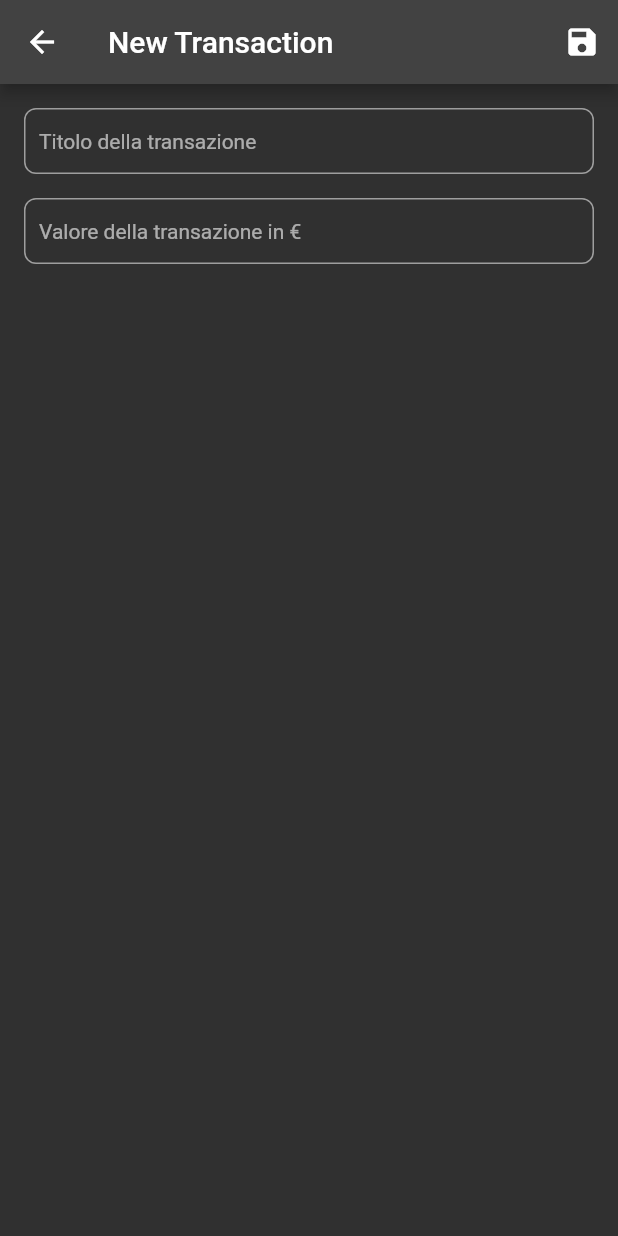
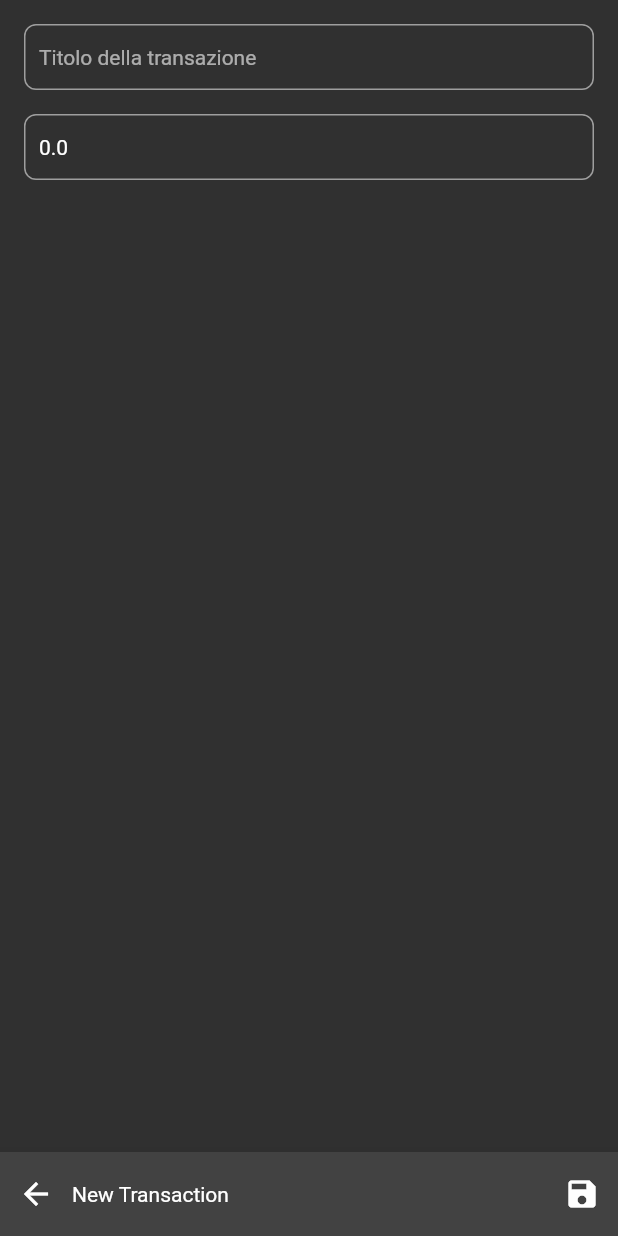
Before and after one commit to CubeDevelope/flutter_portfolio, a Flutter app: the screen it shows after launch, after a tap on the "add" icon, on a phone screen of 412 x 824 dp. Run offline on Flutter 3.47's test engine with Material 2 defaults, Android fonts, the phone set to English and light mode, and no system bars; missing offline and left inert: dart:ffi.

Commit message:
Change Ui

```diff
--- a/personal_finance_manager/lib/main.dart
+++ b/personal_finance_manager/lib/main.dart
@@ -9,9 +9,14 @@ void main() {
   runApp(const MyApp());
 }
 
-class MyApp extends StatelessWidget {
+class MyApp extends StatefulWidget {
   const MyApp({super.key});
 
+  @override
+  State<MyApp> createState() => _MyAppState();
+}
+
+class _MyAppState extends State<MyApp> {
   @override
   Widget build(BuildContext context) {
     return ChangeNotifierProvider(
--- a/personal_finance_manager/lib/utils/router.dart
+++ b/personal_finance_manager/lib/utils/router.dart
@@ -1,4 +1,6 @@
-import 'package:flutter/material.dart';
+import 'dart:io';
+
+import 'package:flutter/cupertino.dart';
 import 'package:personal_finance_manager/views/home.page.dart';
 import 'package:personal_finance_manager/views/new_transaction.page.dart';
 import 'package:personal_finance_manager/views/profile.page.dart';
@@ -30,6 +32,10 @@ extension RouteExt on Routes {
 class Router {
   static Route routing(RouteSettings settings) {
     Widget page = Container();
+    Tween<Offset> tween = Tween(
+      begin: const Offset(1, 0),
+      end: Offset.zero,
+    );
 
     switch (RouteExt.getRouteFromName(settings.name!)) {
       case Routes.home:
@@ -49,11 +55,23 @@ class Router {
         break;
     }
 
-    return PageRouteBuilder(
-      pageBuilder: (BuildContext context, Animation<double> animation,
-          Animation<double> secondaryAnimation) {
-        return SafeArea(child: page);
-      },
-    );
+    if (Platform.isIOS) {
+      return CupertinoPageRoute(
+        builder: (context) {
+          return SafeArea(child: page);
+        },
+      );
+    } else {
+      return PageRouteBuilder(
+        transitionDuration: const Duration(milliseconds: 150),
+        pageBuilder: (BuildContext context, Animation<double> animation,
+            Animation<double> secondaryAnimation) {
+          return SlideTransition(
+            position: animation.drive(tween),
+            child: SafeArea(child: page),
+          );
+        },
+      );
+    }
   }
 }
--- a/personal_finance_manager/lib/views/components/scaffold_provider.dart
+++ b/personal_finance_manager/lib/views/components/scaffold_provider.dart
@@ -10,6 +10,8 @@ class ScaffoldProvider extends StatelessWidget {
     this.title = "",
     this.actions,
     this.floatingActionButton,
+    this.onPop,
+    this.padding = EdgeInsets.zero,
   });
 
   final Widget Function(
@@ -21,18 +23,57 @@ class ScaffoldProvider extends StatelessWidget {
   final String title;
   final FloatingActionButton? floatingActionButton;
   final List<Widget> Function(AppProvider)? actions;
+  final Function(AppProvider appProvider)? onPop;
+  final EdgeInsets padding;
+
+  _buildOnPopStructured(Widget child, AppProvider appProvider) {
+    if (onPop != null) {
+      return WillPopScope(
+        child: child,
+        onWillPop: () {
+          onPop!.call(appProvider);
+          return Future.value(true);
+        },
+      );
+    } else {
+      return child;
+    }
+  }
 
   @override
   Widget build(BuildContext context) {
     return Consumer<AppProvider>(
       builder: (context, value, child) {
-        return Scaffold(
-          floatingActionButton: floatingActionButton,
-          appBar: AppBar(
-            title: Text(title),
-            actions: actions?.call(value),
+        return _buildOnPopStructured(
+          Scaffold(
+            floatingActionButton: floatingActionButton,
+            floatingActionButtonLocation: FloatingActionButtonLocation.endDocked,
+            floatingActionButtonAnimator: FloatingActionButtonAnimator.scaling,
+            bottomNavigationBar: BottomAppBar(
+              height: AppBar().preferredSize.height,
+              child: Row(
+                children: [
+                  if (Navigator.canPop(context))
+                    IconButton(
+                      onPressed: () {
+                        value.cleanSelectedTransaction();
+                        Navigator.pop(context);
+                      },
+                      icon: const Icon(Icons.arrow_back),
+                    ),
+                  Expanded(
+                    child: Text(title),
+                  ),
+                  ...actions?.call(value) ?? [],
+                ],
+              ),
+            ),
+            body: Padding(
+              padding: padding,
+              child: builder.call(context, value, child),
+            ),
           ),
-          body: builder.call(context, value, child),
+          value,
         );
       },
       child: child?.call(),
--- a/personal_finance_manager/lib/views/home.page.dart
+++ b/personal_finance_manager/lib/views/home.page.dart
@@ -22,8 +22,6 @@ class _HomePageState extends State<HomePage> {
     return value;
   }
 
-
-
   @override
   Widget build(BuildContext context) {
     return ScaffoldProvider(
@@ -31,14 +29,12 @@ class _HomePageState extends State<HomePage> {
         return Column(
           children: [
             //Qui saranno inseriti i text che mostreranno l'ammontare economico dell'utente
-            Padding(
-                padding: const EdgeInsets.symmetric(vertical: 8),
+            Container(
+              height: MediaQuery.of(context).size.height * .15,
               child: Row(
                 children: [
                   //Questo mostrerà la variazione economica
-                    const Expanded(
-                      child: Text(""),
-                    ),
+                  const Text(""),
 
                   //Questo text contiene il budget dell'utente
                   Expanded(
@@ -49,13 +45,17 @@ class _HomePageState extends State<HomePage> {
                     ),
                   ),
                 ],
-                )),
+              ),
+            ),
             //Qui verrà visuazizzata la lista delle transazioni
             Expanded(
               child: ListView.builder(
                 itemBuilder: (context, index) {
                   return ListTile(
-                    onTap: () {},
+                    onTap: () {
+                      appProvider.selectTransaction(index);
+                      Navigator.pushNamed(context, Routes.details.toRoute);
+                    },
                     title: Text(
                         appProvider.transactions[index].titleOfTransaction),
                   );
--- a/personal_finance_manager/lib/views/new_transaction.page.dart
+++ b/personal_finance_manager/lib/views/new_transaction.page.dart
@@ -15,11 +15,13 @@ class _NewTransactionPageState extends State<NewTransactionPage> {
   final TextEditingController _titleController = TextEditingController();
   final TextEditingController _amountController = TextEditingController();
 
+  Transaction transaction = Transaction();
+
   Widget _buildInputField(TextEditingController controller, String hint,
       {TextInputType? type}) {
-    return Padding(padding: EdgeInsets.only(
-      top: 16
-    ), child: Stack(
+    return Padding(
+      padding: const EdgeInsets.only(top: 16),
+      child: Stack(
         children: [
           Positioned.fill(
             child: Container(
@@ -39,7 +41,8 @@ class _NewTransactionPageState extends State<NewTransactionPage> {
             ),
           )
         ],
-    ),);
+      ),
+    );
   }
 
   @override
@@ -52,12 +55,11 @@ class _NewTransactionPageState extends State<NewTransactionPage> {
             if (_titleController.text.isNotEmpty &&
                 _amountController.text.isNotEmpty &&
                 double.tryParse(_amountController.text) != null) {
-              final newTransaction = Transaction(
-                titleOfTransaction: _titleController.text,
-                amountOfTransaction: double.parse(_amountController.text),
-              );
+              transaction.titleOfTransaction = _titleController.text;
+              transaction.amountOfTransaction =
+                  double.parse(_amountController.text);
 
-              p0.addTransaction(newTransaction);
+              p0.addTransaction(transaction);
               Navigator.pop(context);
             }
 
@@ -78,13 +80,20 @@ class _NewTransactionPageState extends State<NewTransactionPage> {
             children: [
               _buildInputField(_titleController, "Titolo della transazione"),
               _buildInputField(
-                  _amountController, "Valore della transazione in €", type: TextInputType.number),
+                  _amountController, "Valore della transazione in €",
+                  type: TextInputType.number),
               //Qui verrà inserito il titolo della transazione
             ],
           ),
         );
       },
       builder: (context, appProvider, child) {
+        if (appProvider.selectedTransaction != null) {
+          transaction = appProvider.selectedTransaction!;
+        }
+
+        _titleController.text = transaction.titleOfTransaction;
+        _amountController.text = transaction.amountOfTransaction.toString();
         return child!;
       },
     );
```
Also changed, not shown: personal_finance_manager/lib/business_logic/app_provider.dart (+22 -1 lines), personal_finance_manager/lib/models/transaction.model.dart (+13 -0 lines), personal_finance_manager/lib/views/transaction_details.page.dart (+34 -1 lines). Lines whose indentation alone changed are shown as unchanged.
